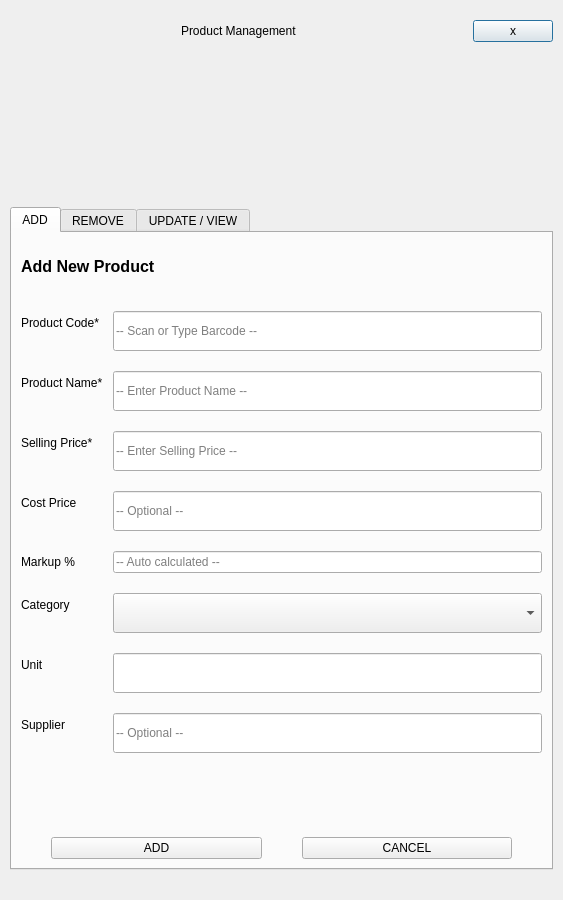
Qt form Project/ui/product_menux.ui (Selvam-T/POS) before a commit.
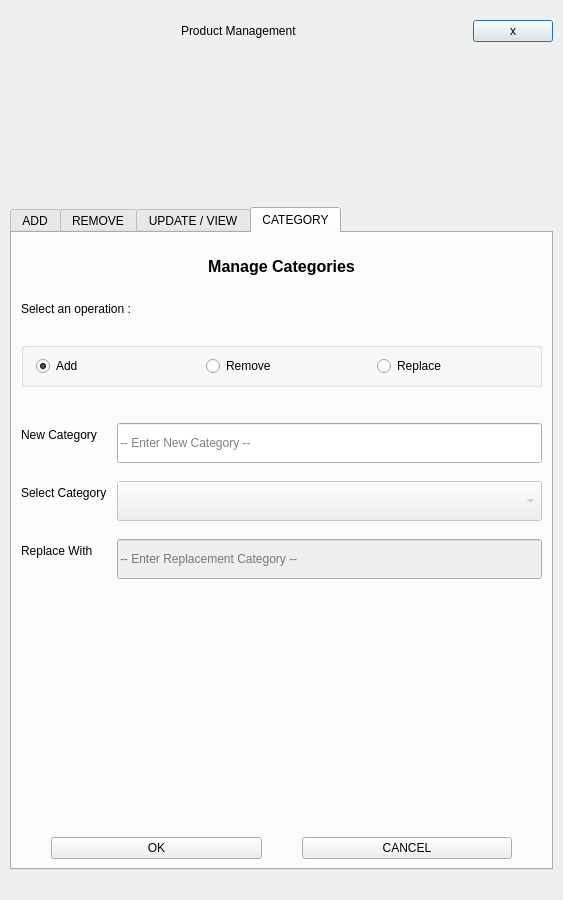
The same form after that commit. The open tabs and pages were chosen to show the change.

Commit message: product_menu category tab ui behaviour improved

Patch:
```diff
--- a/Project/ui/product_menux.ui
+++ b/Project/ui/product_menux.ui
@@ -150,6 +150,9 @@
          <property name="text">
           <string>Add New Product</string>
          </property>
+         <property name="alignment">
+          <set>Qt::AlignCenter</set>
+         </property>
         </widget>
        </item>
        <item>
@@ -1168,6 +1171,303 @@
        </item>
       </layout>
      </widget>
+     <widget class="QWidget" name="tabCategory">
+      <attribute name="title">
+       <string>CATEGORY</string>
+      </attribute>
+      <layout class="QVBoxLayout" name="categoryLayout">
+       <item>
+        <spacer name="verticalSpacer_23">
+         <property name="orientation">
+          <enum>Qt::Vertical</enum>
+         </property>
+         <property name="sizeType">
+          <enum>QSizePolicy::Fixed</enum>
+         </property>
+         <property name="sizeHint" stdset="0">
+          <size>
+           <width>20</width>
+           <height>15</height>
+          </size>
+         </property>
+        </spacer>
+       </item>
+       <item>
+        <widget class="QLabel" name="categoryHeaderLabel">
+         <property name="font">
+          <font>
+           <pointsize>12</pointsize>
+           <weight>75</weight>
+           <bold>true</bold>
+          </font>
+         </property>
+         <property name="text">
+          <string>Manage Categories</string>
+         </property>
+         <property name="alignment">
+          <set>Qt::AlignCenter</set>
+         </property>
+        </widget>
+       </item>
+       <item>
+        <spacer name="verticalSpacer_24">
+         <property name="orientation">
+          <enum>Qt::Vertical</enum>
+         </property>
+         <property name="sizeType">
+          <enum>QSizePolicy::Fixed</enum>
+         </property>
+         <property name="sizeHint" stdset="0">
+          <size>
+           <width>20</width>
+           <height>20</height>
+          </size>
+         </property>
+        </spacer>
+       </item>
+       <item>
+        <widget class="QLabel" name="categoryFieldLbl">
+         <property name="text">
+          <string>Select an operation :</string>
+         </property>
+         <property name="alignment">
+          <set>Qt::AlignLeading|Qt::AlignLeft|Qt::AlignVCenter</set>
+         </property>
+        </widget>
+       </item>
+       <item>
+        <spacer name="verticalSpacer_2">
+         <property name="orientation">
+          <enum>Qt::Vertical</enum>
+         </property>
+         <property name="sizeType">
+          <enum>QSizePolicy::Fixed</enum>
+         </property>
+         <property name="sizeHint" stdset="0">
+          <size>
+           <width>20</width>
+           <height>20</height>
+          </size>
+         </property>
+        </spacer>
+       </item>
+       <item>
+        <widget class="QGroupBox" name="categoryGroupBox">
+         <property name="title">
+          <string/>
+         </property>
+         <property name="alignment">
+          <set>Qt::AlignLeading|Qt::AlignLeft|Qt::AlignVCenter</set>
+         </property>
+         <layout class="QHBoxLayout" name="categoryModeLayout">
+          <property name="spacing">
+           <number>20</number>
+          </property>
+          <property name="leftMargin">
+           <number>12</number>
+          </property>
+          <property name="topMargin">
+           <number>8</number>
+          </property>
+          <property name="rightMargin">
+           <number>12</number>
+          </property>
+          <property name="bottomMargin">
+           <number>8</number>
+          </property>
+          <item>
+           <widget class="QRadioButton" name="categoryAddRadioBtn">
+            <property name="text">
+             <string>Add</string>
+            </property>
+            <property name="checked">
+             <bool>true</bool>
+            </property>
+           </widget>
+          </item>
+          <item>
+           <widget class="QRadioButton" name="categoryRemoveRadioBtn">
+            <property name="text">
+             <string>Remove</string>
+            </property>
+           </widget>
+          </item>
+          <item>
+           <widget class="QRadioButton" name="categoryReplaceRadioBtn">
+            <property name="text">
+             <string>Replace</string>
+            </property>
+           </widget>
+          </item>
+         </layout>
+        </widget>
+       </item>
+       <item>
+        <spacer name="verticalSpacer_7">
+         <property name="orientation">
+          <enum>Qt::Vertical</enum>
+         </property>
+         <property name="sizeType">
+          <enum>QSizePolicy::Fixed</enum>
+         </property>
+         <property name="sizeHint" stdset="0">
+          <size>
+           <width>20</width>
+           <height>30</height>
+          </size>
+         </property>
+        </spacer>
+       </item>
+       <item>
+        <layout class="QFormLayout" name="category_formLayout">
+         <property name="horizontalSpacing">
+          <number>10</number>
+         </property>
+         <property name="verticalSpacing">
+          <number>18</number>
+         </property>
+         <item row="0" column="0">
+          <widget class="QLabel" name="categoryAddFieldLbl">
+           <property name="text">
+            <string>New Category</string>
+           </property>
+          </widget>
+         </item>
+         <item row="0" column="1">
+          <widget class="QLineEdit" name="categoryAddLineEdit">
+           <property name="minimumSize">
+            <size>
+             <width>0</width>
+             <height>40</height>
+            </size>
+           </property>
+           <property name="placeholderText">
+            <string>-- Enter New Category --</string>
+           </property>
+          </widget>
+         </item>
+         <item row="1" column="0">
+          <widget class="QLabel" name="categorySelectFieldLbl">
+           <property name="text">
+            <string>Select Category</string>
+           </property>
+          </widget>
+         </item>
+         <item row="1" column="1">
+          <widget class="QComboBox" name="categorySelectComboBox">
+           <property name="enabled">
+            <bool>false</bool>
+           </property>
+           <property name="minimumSize">
+            <size>
+             <width>0</width>
+             <height>40</height>
+            </size>
+           </property>
+           <property name="placeholderText">
+            <string>-- Select Category --</string>
+           </property>
+          </widget>
+         </item>
+         <item row="2" column="0">
+          <widget class="QLabel" name="categoryUpdateFieldLbl">
+           <property name="text">
+            <string>Replace With</string>
+           </property>
+          </widget>
+         </item>
+         <item row="2" column="1">
+          <widget class="QLineEdit" name="categoryUpdateLineEdit">
+           <property name="enabled">
+            <bool>false</bool>
+           </property>
+           <property name="minimumSize">
+            <size>
+             <width>0</width>
+             <height>40</height>
+            </size>
+           </property>
+           <property name="placeholderText">
+            <string>-- Enter Replacement Category --</string>
+           </property>
+          </widget>
+         </item>
+        </layout>
+       </item>
+       <item>
+        <spacer name="verticalSpacer_25">
+         <property name="orientation">
+          <enum>Qt::Vertical</enum>
+         </property>
+         <property name="sizeType">
+          <enum>QSizePolicy::Expanding</enum>
+         </property>
+         <property name="sizeHint" stdset="0">
+          <size>
+           <width>20</width>
+           <height>20</height>
+          </size>
+         </property>
+        </spacer>
+       </item>
+       <item>
+        <widget class="QLabel" name="categoryStatusLabel">
+         <property name="text">
+          <string/>
+         </property>
+         <property name="alignment">
+          <set>Qt::AlignCenter</set>
+         </property>
+         <property name="wordWrap">
+          <bool>true</bool>
+         </property>
+        </widget>
+       </item>
+       <item>
+        <spacer name="verticalSpacer_26">
+         <property name="orientation">
+          <enum>Qt::Vertical</enum>
+         </property>
+         <property name="sizeType">
+          <enum>QSizePolicy::Fixed</enum>
+         </property>
+         <property name="sizeHint" stdset="0">
+          <size>
+           <width>20</width>
+           <height>10</height>
+          </size>
+         </property>
+        </spacer>
+       </item>
+       <item>
+        <layout class="QHBoxLayout" name="category_actionBtns">
+         <property name="spacing">
+          <number>40</number>
+         </property>
+         <property name="leftMargin">
+          <number>30</number>
+         </property>
+         <property name="rightMargin">
+          <number>30</number>
+         </property>
+         <item>
+          <widget class="QPushButton" name="btnCategoryOk">
+           <property name="text">
+            <string>OK</string>
+           </property>
+          </widget>
+         </item>
+         <item>
+          <widget class="QPushButton" name="btnCategoryCancel">
+           <property name="text">
+            <string>CANCEL</string>
+           </property>
+          </widget>
+         </item>
+        </layout>
+       </item>
+      </layout>
+     </widget>
     </widget>
    </item>
   </layout>
```
Left out of the diff: 16 changed lines with no effect on the pictures. The commit also changes 16 other files.
